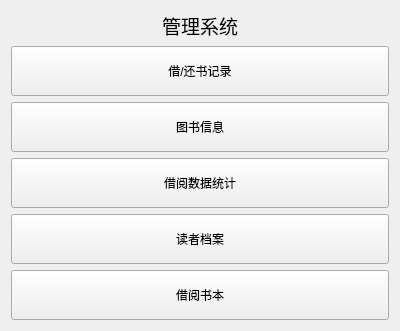
Qt form LibraryAndBorrowingManagementSystem/managementview.ui (longyuan56649826/QtCourse) before a commit.
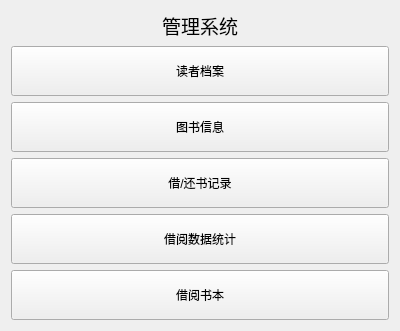
The same form after that commit.

```diff
--- a/LibraryAndBorrowingManagementSystem/managementview.ui
+++ b/LibraryAndBorrowingManagementSystem/managementview.ui
@@ -29,7 +29,7 @@
    </item>
    <item row="3" column="0">
     <layout class="QGridLayout" name="gridLayout">
-     <item row="4" column="0">
+     <item row="6" column="0">
       <widget class="QPushButton" name="btBecomeReader">
        <property name="minimumSize">
         <size>
@@ -42,7 +42,7 @@
        </property>
       </widget>
      </item>
-     <item row="1" column="0">
+     <item row="2" column="0">
       <widget class="QPushButton" name="btBook">
        <property name="minimumSize">
         <size>
@@ -55,7 +55,7 @@
        </property>
       </widget>
      </item>
-     <item row="3" column="0">
+     <item row="0" column="0">
       <widget class="QPushButton" name="btReader">
        <property name="minimumSize">
         <size>
@@ -68,7 +68,7 @@
        </property>
       </widget>
      </item>
-     <item row="2" column="0">
+     <item row="4" column="0">
       <widget class="QPushButton" name="btBorrowAndReturndata">
        <property name="minimumSize">
         <size>
@@ -81,7 +81,7 @@
        </property>
       </widget>
      </item>
-     <item row="0" column="0">
+     <item row="3" column="0">
       <widget class="QPushButton" name="btBorrowAndReturn">
        <property name="minimumSize">
         <size>
```
